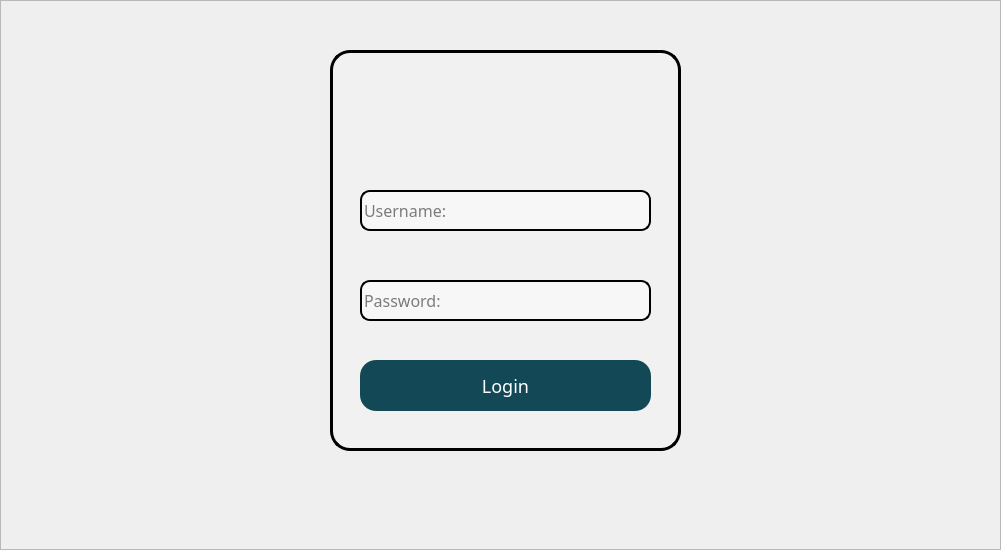
Before: the Qt Designer form login.ui in HandsomeLuoyang/ds_work, drawn with Qt 5.
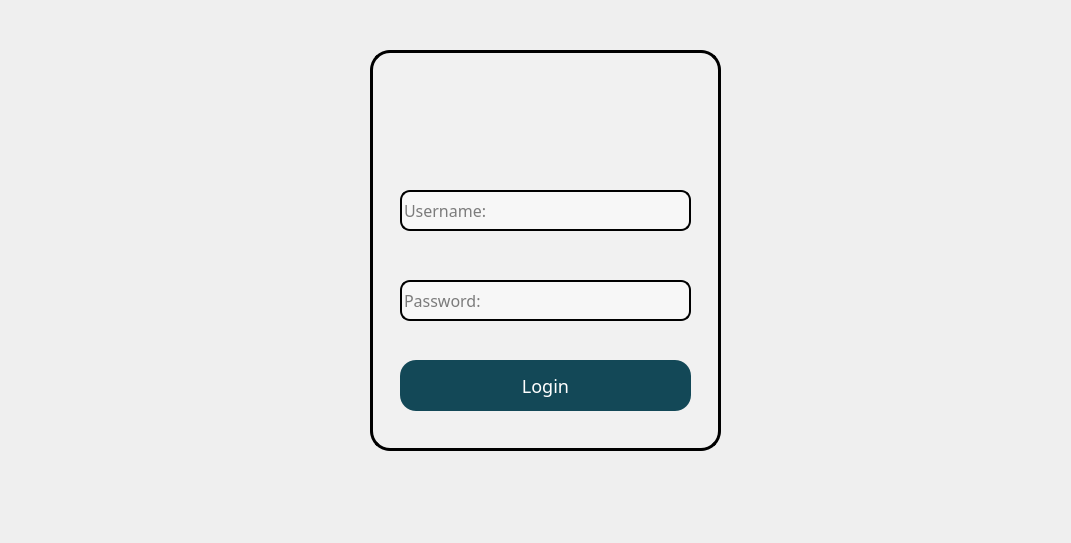
After: the same form once the commit is applied. Icons and pictures are not drawn.

Patch:
```diff
--- a/login.ui
+++ b/login.ui
@@ -1,31 +1,17 @@
 <?xml version="1.0" encoding="UTF-8"?>
 <ui version="4.0">
- <class>Frame</class>
- <widget class="QFrame" name="Frame">
-  <property name="windowModality">
-   <enum>Qt::NonModal</enum>
-  </property>
+ <class>Form</class>
+ <widget class="QWidget" name="Form">
   <property name="geometry">
    <rect>
     <x>0</x>
     <y>0</y>
-    <width>1001</width>
-    <height>550</height>
+    <width>1071</width>
+    <height>543</height>
    </rect>
   </property>
-  <property name="font">
-   <font>
-    <pointsize>12</pointsize>
-   </font>
-  </property>
   <property name="windowTitle">
-   <string>Frame</string>
-  </property>
-  <property name="toolTip">
-   <string/>
-  </property>
-  <property name="autoFillBackground">
-   <bool>false</bool>
+   <string>Form</string>
   </property>
   <property name="styleSheet">
    <string notr="true">#Frame
@@ -34,16 +20,10 @@
 }
 </string>
   </property>
-  <property name="frameShape">
-   <enum>QFrame::StyledPanel</enum>
-  </property>
-  <property name="frameShadow">
-   <enum>QFrame::Raised</enum>
-  </property>
   <widget class="QFrame" name="frame">
    <property name="geometry">
     <rect>
-     <x>330</x>
+     <x>370</x>
      <y>50</y>
      <width>351</width>
      <height>401</height>
@@ -81,7 +61,6 @@
      <font>
       <family>黑体</family>
       <pointsize>12</pointsize>
-      <underline>false</underline>
      </font>
     </property>
     <property name="styleSheet">
@@ -97,9 +76,6 @@
 	border:1px solid black;
 }</string>
     </property>
-    <property name="text">
-     <string/>
-    </property>
     <property name="placeholderText">
      <string>Username:</string>
     </property>
@@ -117,7 +93,6 @@
      <font>
       <family>黑体</family>
       <pointsize>12</pointsize>
-      <underline>false</underline>
      </font>
     </property>
     <property name="styleSheet">
@@ -133,9 +108,6 @@
 	border:1px solid black;
 }</string>
     </property>
-    <property name="text">
-     <string/>
-    </property>
     <property name="echoMode">
      <enum>QLineEdit::Password</enum>
     </property>
```
Left out of the diff: 37 changed lines with no effect on the pictures.
